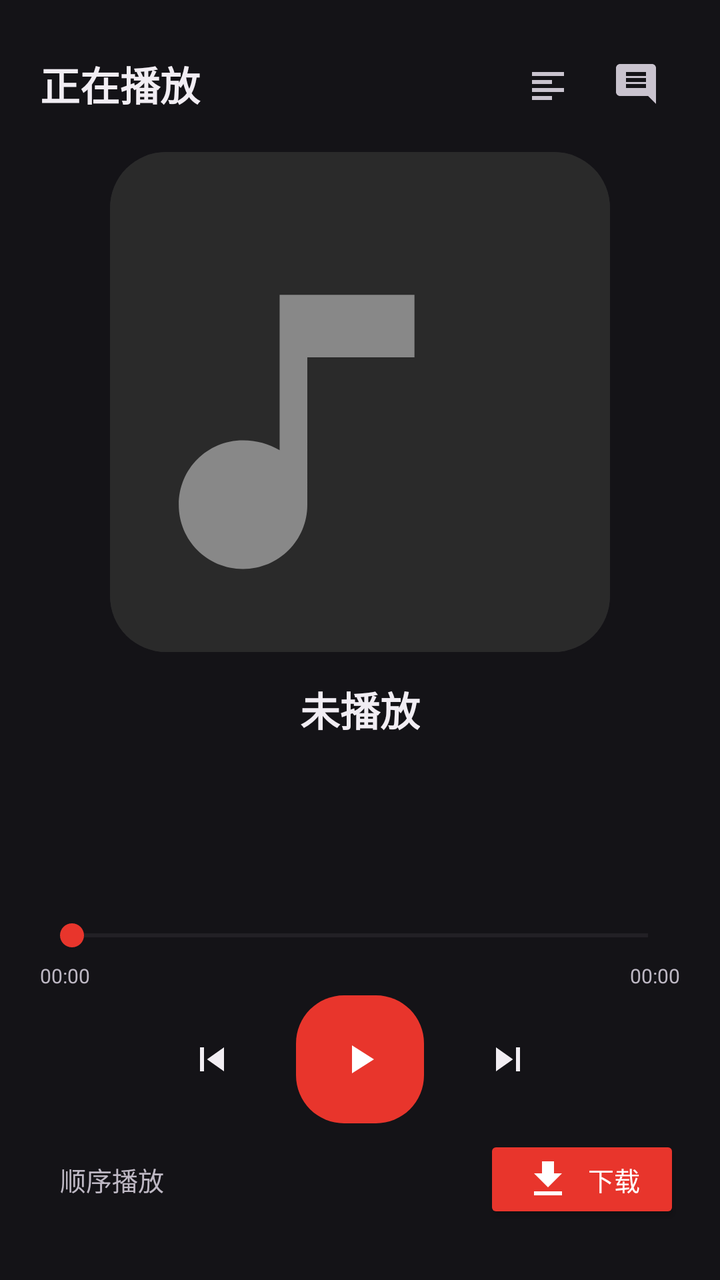
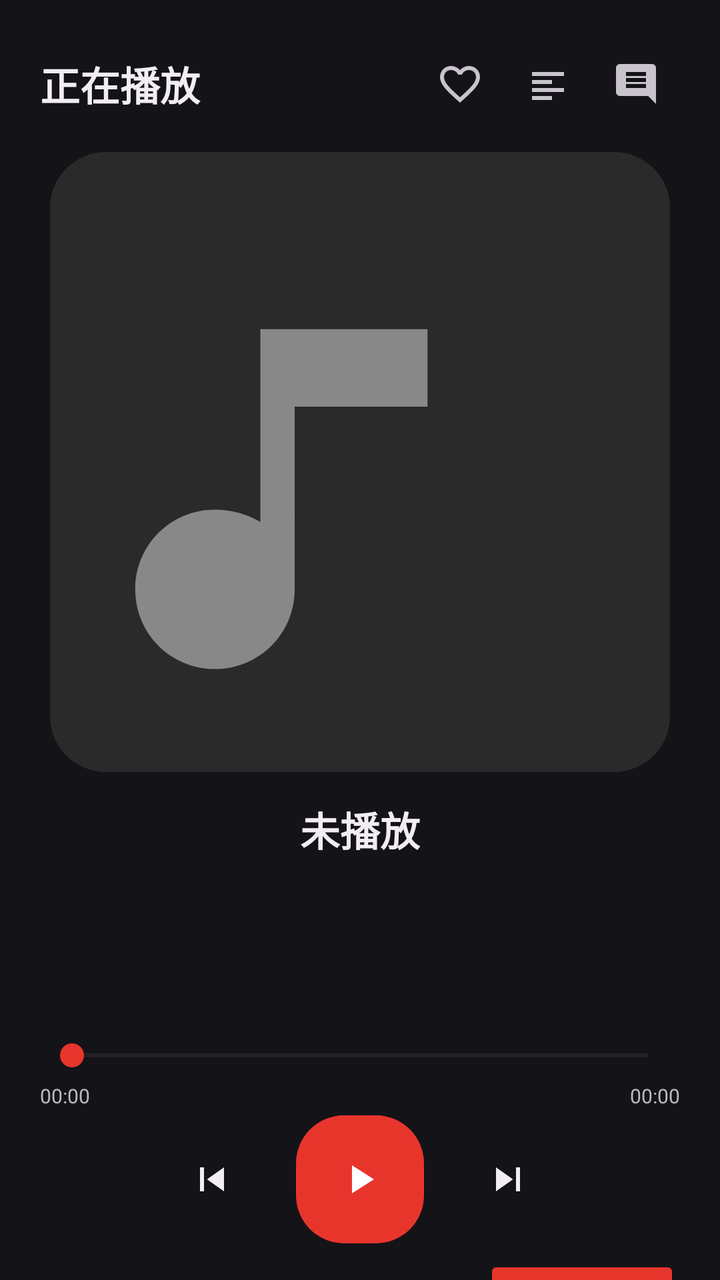

Before-and-after screenshots of an Android layout around one commit, followed by the original layout XML and the change that was made.
<!-- AndroidManifest.xml: application theme Theme.MusicBox -->
<!-- res/layout/page_player.xml -->
<?xml version="1.0" encoding="utf-8"?>
<FrameLayout xmlns:android="http://schemas.android.com/apk/res/android"
    xmlns:app="http://schemas.android.com/apk/res-auto"
    android:layout_width="match_parent"
    android:layout_height="match_parent">

    <ScrollView
        android:id="@+id/playerScroll"
        android:layout_width="match_parent"
        android:layout_height="match_parent"
        android:clipToPadding="false"
        android:fillViewport="true"
        android:overScrollMode="never"
        android:scrollbars="none">

    <LinearLayout
        android:id="@+id/playerMain"
        android:layout_width="match_parent"
        android:layout_height="wrap_content"
        android:gravity="center_horizontal"
        android:orientation="vertical"
        android:paddingStart="20dp"
        android:paddingTop="20dp"
        android:paddingEnd="20dp"
        android:paddingBottom="120dp">

        <LinearLayout
            android:layout_width="match_parent"
            android:layout_height="wrap_content"
            android:gravity="center_vertical"
            android:orientation="horizontal">

            <TextView
                android:layout_width="0dp"
                android:layout_height="wrap_content"
                android:layout_weight="1"
                android:text="@string/playing"
                android:textColor="@color/text_primary"
                android:textSize="20sp"
                android:textStyle="bold" />

            <ImageButton
                android:id="@+id/btnLyrics"
                android:layout_width="44dp"
                android:layout_height="44dp"
                android:background="?attr/selectableItemBackgroundBorderless"
                android:contentDescription="歌词"
                android:src="@drawable/ic_lyrics" />

            <ImageButton
                android:id="@+id/btnComments"
                android:layout_width="44dp"
                android:layout_height="44dp"
                android:background="?attr/selectableItemBackgroundBorderless"
                android:contentDescription="@string/comments"
                android:src="@drawable/ic_comment" />
        </LinearLayout>

        <com.google.android.material.card.MaterialCardView
            android:id="@+id/coverCard"
            android:layout_width="250dp"
            android:layout_height="250dp"
            android:layout_marginTop="12dp"
            app:cardBackgroundColor="@color/surface_variant"
            app:cardCornerRadius="28dp"
            app:cardElevation="0dp"
            app:strokeWidth="0dp">

            <ImageView
                android:id="@+id/ivCover"
                android:layout_width="match_parent"
                android:layout_height="match_parent"
                android:scaleType="centerCrop"
                android:src="@drawable/ic_cover_placeholder"
                android:contentDescription="@string/playing" />
        </com.google.android.material.card.MaterialCardView>

        <TextView
            android:id="@+id/tvTitle"
            android:layout_width="wrap_content"
            android:layout_height="wrap_content"
            android:layout_marginTop="14dp"
            android:ellipsize="end"
            android:maxLines="1"
            android:text="@string/nothing_playing"
            android:textColor="@color/text_primary"
            android:textSize="20sp"
            android:textStyle="bold" />

        <TextView
            android:id="@+id/tvArtist"
            android:layout_width="wrap_content"
            android:layout_height="wrap_content"
            android:layout_marginTop="2dp"
            android:ellipsize="end"
            android:maxLines="1"
            android:text=""
            android:textColor="@color/text_secondary"
            android:textSize="13sp" />

        <TextView
            android:id="@+id/tvQuality"
            android:layout_width="wrap_content"
            android:layout_height="wrap_content"
            android:layout_marginTop="2dp"
            android:text=""
            android:textColor="@color/primary"
            android:textSize="11sp" />

        <TextView
            android:id="@+id/tvLyric"
            android:layout_width="match_parent"
            android:layout_height="wrap_content"
            android:layout_marginTop="10dp"
            android:ellipsize="end"
            android:gravity="center"
            android:lineSpacingExtra="2dp"
            android:maxLines="2"
            android:minLines="2"
            android:text=""
            android:textColor="@color/text_secondary"
            android:textSize="13sp" />

        <SeekBar
            android:id="@+id/seekBar"
            android:layout_width="match_parent"
            android:layout_height="wrap_content"
            android:layout_marginTop="8dp"
            android:progressTint="@color/primary"
            android:thumbTint="@color/primary" />

        <LinearLayout
            android:layout_width="match_parent"
            android:layout_height="wrap_content"
            android:orientation="horizontal">

            <TextView
                android:id="@+id/tvCurrent"
                android:layout_width="wrap_content"
                android:layout_height="wrap_content"
                android:text="00:00"
                android:textColor="@color/text_secondary"
                android:textSize="10sp" />

            <TextView
                android:layout_width="0dp"
                android:layout_height="wrap_content"
                android:layout_weight="1"
                android:text="" />

            <TextView
                android:id="@+id/tvDuration"
                android:layout_width="wrap_content"
                android:layout_height="wrap_content"
                android:text="00:00"
                android:textColor="@color/text_secondary"
                android:textSize="10sp" />
        </LinearLayout>

        <LinearLayout
            android:layout_width="wrap_content"
            android:layout_height="wrap_content"
            android:layout_marginTop="2dp"
            android:gravity="center_vertical"
            android:orientation="horizontal">

            <ImageButton
                android:id="@+id/btnPrev"
                android:layout_width="48dp"
                android:layout_height="48dp"
                android:background="?attr/selectableItemBackgroundBorderless"
                android:contentDescription="上一首"
                android:src="@drawable/ic_prev" />

            <ImageButton
                android:id="@+id/btnPlayPause"
                android:layout_width="64dp"
                android:layout_height="64dp"
                android:layout_marginHorizontal="18dp"
                android:background="@drawable/bg_pill_red"
                android:contentDescription="@string/play"
                android:scaleType="centerInside"
                android:src="@drawable/ic_play" />

            <ImageButton
                android:id="@+id/btnNext"
                android:layout_width="48dp"
                android:layout_height="48dp"
                android:background="?attr/selectableItemBackgroundBorderless"
                android:contentDescription="下一首"
                android:src="@drawable/ic_next" />
        </LinearLayout>

        <LinearLayout
            android:layout_width="match_parent"
            android:layout_height="wrap_content"
            android:layout_marginTop="6dp"
            android:gravity="center_vertical"
            android:orientation="horizontal">

            <TextView
                android:id="@+id/tvPlayMode"
                android:layout_width="0dp"
                android:layout_height="wrap_content"
                android:layout_weight="1"
                android:background="?attr/selectableItemBackground"
                android:padding="10dp"
                android:text="顺序播放"
                android:textColor="@color/text_secondary"
                android:textSize="13sp" />

            <Button
                android:id="@+id/btnDownload"
                android:layout_width="wrap_content"
                android:layout_height="44dp"
                android:backgroundTint="@color/primary"
                android:drawableStart="@drawable/ic_download"
                android:drawablePadding="8dp"
                android:minWidth="0dp"
                android:paddingHorizontal="20dp"
                android:text="@string/download"
                android:textColor="@color/on_primary"
                android:textSize="13sp" />
        </LinearLayout>

        <TextView
            android:id="@+id/tvStatus"
            android:layout_width="wrap_content"
            android:layout_height="wrap_content"
            android:layout_marginTop="8dp"
            android:text=""
            android:textColor="@color/text_secondary"
            android:textSize="11sp" />

        <TextView
            android:layout_width="wrap_content"
            android:layout_height="wrap_content"
            android:layout_marginTop="6dp"
            android:text="↓ 下滑查看完整歌词"
            android:textColor="@color/text_secondary"
            android:textSize="10sp"
            android:alpha="0.7" />
    </LinearLayout>
    </ScrollView>

    
    <LinearLayout
        android:id="@+id/lyricsPanel"
        android:layout_width="match_parent"
        android:layout_height="match_parent"
        android:background="@color/bg"
        android:orientation="vertical"
        android:paddingStart="24dp"
        android:paddingTop="28dp"
        android:paddingEnd="24dp"
        android:paddingBottom="120dp"
        android:visibility="gone">

        <LinearLayout
            android:layout_width="match_parent"
            android:layout_height="wrap_content"
            android:gravity="center_vertical"
            android:orientation="horizontal">

            <TextView
                android:layout_width="0dp"
                android:layout_height="wrap_content"
                android:layout_weight="1"
                android:text="歌词"
                android:textColor="@color/text_primary"
                android:textSize="20sp"
                android:textStyle="bold" />

            <ImageButton
                android:id="@+id/btnCloseLyrics"
                android:layout_width="44dp"
                android:layout_height="44dp"
                android:background="?attr/selectableItemBackgroundBorderless"
                android:contentDescription="收起歌词"
                android:src="@drawable/ic_close" />
        </LinearLayout>

        <TextView
            android:id="@+id/tvLyricsSong"
            android:layout_width="match_parent"
            android:layout_height="wrap_content"
            android:layout_marginTop="4dp"
            android:ellipsize="end"
            android:maxLines="1"
            android:text=""
            android:textColor="@color/text_secondary"
            android:textSize="13sp" />

        <androidx.recyclerview.widget.RecyclerView
            android:id="@+id/rvLyrics"
            android:layout_width="match_parent"
            android:layout_height="0dp"
            android:layout_marginTop="8dp"
            android:layout_weight="1"
            android:clipToPadding="false"
            android:overScrollMode="never"
            android:scrollbars="none" />

        <TextView
            android:id="@+id/tvLyricsEmpty"
            android:layout_width="match_parent"
            android:layout_height="0dp"
            android:layout_weight="1"
            android:gravity="center"
            android:text="暂无歌词"
            android:textColor="@color/text_secondary"
            android:textSize="15sp"
            android:visibility="gone" />
    </LinearLayout>
</FrameLayout>
<!-- resources referenced by this layout -->
<resources>
  <color name="bg">#141317</color>
  <color name="on_primary">#FFFFFF</color>
  <color name="primary">#E8352C</color>
  <color name="surface_variant">#2A282E</color>
  <color name="text_primary">#F1EDF3</color>
  <color name="text_secondary">#BEB8C4</color>
  <!-- drawable bg_pill_red (drawable) -->
  <?xml version="1.0" encoding="utf-8"?>
  <shape xmlns:android="http://schemas.android.com/apk/res/android" android:shape="rectangle">
      <solid android:color="@color/primary" />
      <corners android:radius="24dp" />
  </shape>
  <!-- drawable ic_close (drawable) -->
  <?xml version="1.0" encoding="utf-8"?>
  <vector xmlns:android="http://schemas.android.com/apk/res/android"
      android:width="24dp" android:height="24dp" android:viewportWidth="24" android:viewportHeight="24">
      <path android:fillColor="#C9C3CE"
          android:pathData="M19,6.41L17.59,5 12,10.59 6.41,5 5,6.41 10.59,12 5,17.59 6.41,19 12,13.41 17.59,19 19,17.59 13.41,12z" />
  </vector>
  <!-- drawable ic_download (drawable) -->
  <?xml version="1.0" encoding="utf-8"?>
  <vector xmlns:android="http://schemas.android.com/apk/res/android"
      android:width="24dp"
      android:height="24dp"
      android:viewportWidth="24"
      android:viewportHeight="24"
      android:tint="#FFFFFF">
      <path
          android:fillColor="#FFFFFF"
          android:pathData="M5,20h14v-2H5v2zM19,9h-4V3H9v6H5l7,7 7,-7z" />
  </vector>
  <!-- drawable ic_lyrics (drawable) -->
  <?xml version="1.0" encoding="utf-8"?>
  <vector xmlns:android="http://schemas.android.com/apk/res/android"
      android:width="24dp" android:height="24dp" android:viewportWidth="24" android:viewportHeight="24">
      <path android:fillColor="#C9C3CE"
          android:pathData="M4,6h16v2H4zM4,10h10v2H4zM4,14h16v2H4zM4,18h10v2H4z" />
  </vector>
  <!-- drawable ic_next (drawable) -->
  <?xml version="1.0" encoding="utf-8"?>
  <vector xmlns:android="http://schemas.android.com/apk/res/android"
      android:width="24dp" android:height="24dp" android:viewportWidth="24" android:viewportHeight="24">
      <path android:fillColor="#F2EEF3"
          android:pathData="M6,18l8.5,-6L6,6v12zM16,6v12h2V6h-2z" />
  </vector>
  <!-- drawable ic_play (drawable) -->
  <?xml version="1.0" encoding="utf-8"?>
  <vector xmlns:android="http://schemas.android.com/apk/res/android"
      android:width="24dp"
      android:height="24dp"
      android:viewportWidth="24"
      android:viewportHeight="24"
      android:tint="#FFFFFF">
      <path
          android:fillColor="#FFFFFF"
          android:pathData="M8,5v14l11,-7z" />
  </vector>
  <!-- drawable ic_prev (drawable) -->
  <?xml version="1.0" encoding="utf-8"?>
  <vector xmlns:android="http://schemas.android.com/apk/res/android"
      android:width="24dp" android:height="24dp" android:viewportWidth="24" android:viewportHeight="24">
      <path android:fillColor="#F2EEF3"
          android:pathData="M6,6h2v12H6zM9.5,12l8.5,6V6z" />
  </vector>
  <string name="comments">评论</string>
  <string name="download">下载</string>
  <string name="nothing_playing">未播放</string>
  <string name="play">播放</string>
  <string name="playing">正在播放</string>
  <color name="surface">#1C1B20</color>
  <color name="outline">#57525C</color>
  <!-- unchanged entries left out for length: 3 -->
</resources>

<!-- the commit's change to res/layout/page_player.xml (unified diff, before → after) -->
@@ -40,6 +40,14 @@
                 android:textStyle="bold" />
 
             <ImageButton
+                android:id="@+id/btnFav"
+                android:layout_width="44dp"
+                android:layout_height="44dp"
+                android:background="?attr/selectableItemBackgroundBorderless"
+                android:contentDescription="收藏"
+                android:src="@drawable/ic_heart" />
+
+            <ImageButton
                 android:id="@+id/btnLyrics"
                 android:layout_width="44dp"
                 android:layout_height="44dp"
@@ -58,8 +66,8 @@
 
         <com.google.android.material.card.MaterialCardView
             android:id="@+id/coverCard"
-            android:layout_width="250dp"
-            android:layout_height="250dp"
+            android:layout_width="310dp"
+            android:layout_height="310dp"
             android:layout_marginTop="12dp"
             app:cardBackgroundColor="@color/surface_variant"
             app:cardCornerRadius="28dp"
@@ -236,7 +244,7 @@
             android:layout_width="wrap_content"
             android:layout_height="wrap_content"
             android:layout_marginTop="6dp"
-            android:text="↓ 下滑查看完整歌词"
+            android:text="↑ 上滑查看完整歌词"
             android:textColor="@color/text_secondary"
             android:textSize="10sp"
             android:alpha="0.7" />
<!-- resource entries referenced after the edit -->
@@ -30,6 +30,13 @@
       <path
           android:fillColor="#FFFFFF"
           android:pathData="M5,20h14v-2H5v2zM19,9h-4V3H9v6H5l7,7 7,-7z" />
+  </vector>
+  <!-- drawable ic_heart (drawable) -->
+  <?xml version="1.0" encoding="utf-8"?>
+  <vector xmlns:android="http://schemas.android.com/apk/res/android"
+      android:width="24dp" android:height="24dp" android:viewportWidth="24" android:viewportHeight="24">
+      <path android:fillColor="#C9C3CE"
+          android:pathData="M16.5,3c-1.74,0 -3.41,0.81 -4.5,2.09C10.91,3.81 9.24,3 7.5,3 4.42,3 2,5.42 2,8.5c0,3.78 3.4,6.86 8.55,11.54L12,21.35l1.45,-1.32C18.6,15.36 22,12.28 22,8.5 22,5.42 19.58,3 16.5,3zM12.1,18.55l-0.1,0.1 -0.1,-0.1C7.14,14.24 4,11.39 4,8.5 4,6.5 5.5,5 7.5,5c1.54,0 3.04,0.99 3.57,2.36h1.87C13.46,5.99 14.96,5 16.5,5c2,0 3.5,1.5 3.5,3.5 0,2.89 -3.14,5.74 -7.9,10.05z" />
   </vector>
   <!-- drawable ic_lyrics (drawable) -->
   <?xml version="1.0" encoding="utf-8"?>
